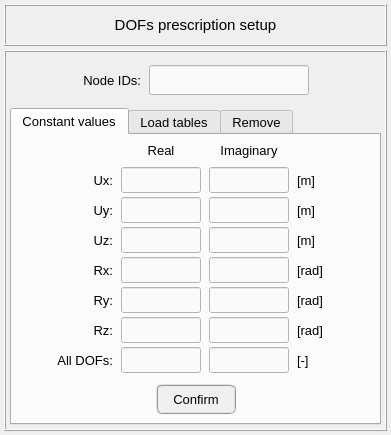
Old version of the form pulse/interface/ui_files/model/setup/structural/prescribed_dofs_input.ui in the repository open-pulse/OpenPulse.
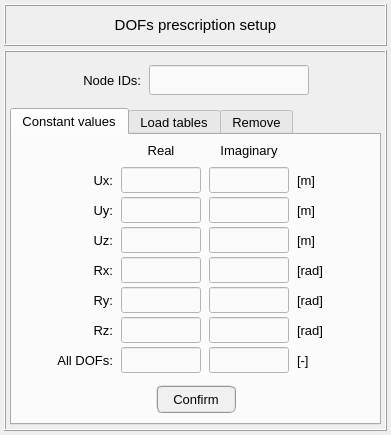
New version of the form. Icons and pictures are not drawn.

Diff of the .ui file:
```diff
--- a/pulse/interface/ui_files/model/setup/structural/prescribed_dofs_input.ui
+++ b/pulse/interface/ui_files/model/setup/structural/prescribed_dofs_input.ui
@@ -1104,13 +1104,13 @@
                <property name="minimumSize">
                 <size>
                  <width>80</width>
-                 <height>30</height>
+                 <height>28</height>
                 </size>
                </property>
                <property name="maximumSize">
                 <size>
                  <width>80</width>
-                 <height>30</height>
+                 <height>28</height>
                 </size>
                </property>
                <property name="font">
```
Left out of the diff: 8 changed lines with no effect on the pictures.
